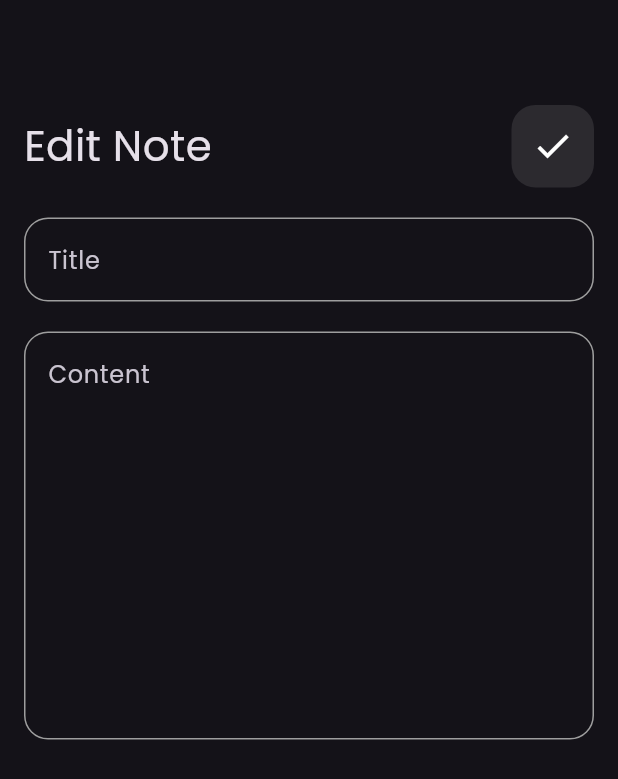
After one commit to Menna50/notes_app, a Flutter app: the screen it shows after launch, after a tap on "Flutter tips", on a phone screen of 412 x 824 dp. The commit adds this screen. Shown: the top 779 px of the screen. Run offline on Flutter 3.47's test engine with Material 3 defaults, Android fonts, the phone set to English and light mode, and no system bars; our stand-ins replace font_awesome_flutter.

Commit message:
add custom app bar to edit view

```diff
--- /dev/null
+++ b/lib/Views/edit_note_view.dart
@@ -0,0 +1,15 @@
+import 'package:flutter/material.dart';
+
+import '../Widgets/edit_note_view_body.dart';
+
+class EditNoteView extends StatelessWidget {
+  static String id='EditNoteView';
+  const EditNoteView({super.key});
+
+  @override
+  Widget build(BuildContext context) {
+    return Scaffold(
+      body: EditNoteViewBody(),
+    );
+  }
+}
--- a/lib/Widgets/custom_app_bar.dart
+++ b/lib/Widgets/custom_app_bar.dart
@@ -3,16 +3,18 @@ import 'package:flutter/material.dart';
 import 'custom_icon.dart';
 
 class CustomAppBar extends StatelessWidget {
-  const CustomAppBar({super.key});
+  String title;
+  IconData icon;
+   CustomAppBar({required this.title,required this.icon});
 
   @override
   Widget build(BuildContext context) {
     return  Row(
         children:
         [
-          Text('Notes',style: TextStyle(fontSize: 28),),
+          Text(title,style: TextStyle(fontSize: 28),),
           Spacer(),
-          CustomIcon(icon:Icons.search),
+          CustomIcon(icon:icon),
         ],
     );
   }
--- /dev/null
+++ b/lib/Widgets/edit_note_view_body.dart
@@ -0,0 +1,24 @@
+import 'package:flutter/material.dart';
+import 'package:notes_app/Widgets/custom_app_bar.dart';
+import 'package:notes_app/Widgets/custom_text_field.dart';
+
+class EditNoteViewBody extends StatelessWidget {
+  const EditNoteViewBody({super.key});
+
+  @override
+  Widget build(BuildContext context) {
+    return Padding(
+      padding: const EdgeInsets.symmetric(horizontal: 16),
+      child: Column(
+        children: [
+      SizedBox(height: 70,),
+      CustomAppBar(title: 'Edit Note',icon: Icons.check,),
+          SizedBox(height: 20),
+          CustomTextField(hint: 'Title', maxLines: 1),
+          SizedBox(height: 20),
+          CustomTextField(hint: 'Content', maxLines: 10)
+        ]
+      ),
+    );
+  }
+}
--- a/lib/Widgets/note_item.dart
+++ b/lib/Widgets/note_item.dart
@@ -1,5 +1,6 @@
 import 'package:flutter/material.dart';
 import 'package:font_awesome_flutter/font_awesome_flutter.dart';
+import 'package:notes_app/Views/edit_note_view.dart';
 
 class NoteItem extends StatelessWidget {
   NoteItem();
@@ -13,6 +14,10 @@ class NoteItem extends StatelessWidget {
         borderRadius: BorderRadius.circular(16)
 
       ),
+      child: GestureDetector(
+        onTap: (){
+Navigator.pushNamed(context, EditNoteView.id);
+        },
         child: Column(
 
           crossAxisAlignment: CrossAxisAlignment.end,
@@ -34,6 +39,7 @@ SizedBox(height: 30,),
             )
           ],
         ),
+      ),
     );
   }
 }
--- a/lib/Widgets/notes_view_body.dart
+++ b/lib/Widgets/notes_view_body.dart
@@ -13,7 +13,7 @@ class NotesViewBody extends StatelessWidget {
       child:  Column(
         children: [
           SizedBox(height: 70,),
-          CustomAppBar(),
+        CustomAppBar(title: 'Notes', icon: Icons.search),
 Expanded(child: NotesListView())
 
         ],
--- a/lib/main.dart
+++ b/lib/main.dart
@@ -1,5 +1,6 @@
 import 'package:flutter/material.dart';
 import 'package:flutter/src/material/theme.dart';
+import 'package:notes_app/Views/edit_note_view.dart';
 import 'package:notes_app/Views/notes_view.dart';
 
 void main() {
@@ -12,12 +13,14 @@ class NotesApp extends StatelessWidget {
   @override
   Widget build(BuildContext context) {
     return  MaterialApp(
+      debugShowCheckedModeBanner: false,
       theme: ThemeData(
         brightness: Brightness.dark,
         fontFamily: 'Poppins'
       ),
       routes: {
         NotesView.id : (contex)=>NotesView(),
+        EditNoteView.id:(context)=>EditNoteView()
       },
       initialRoute: NotesView.id
     );
```
Lines whose indentation alone changed are shown as unchanged.
